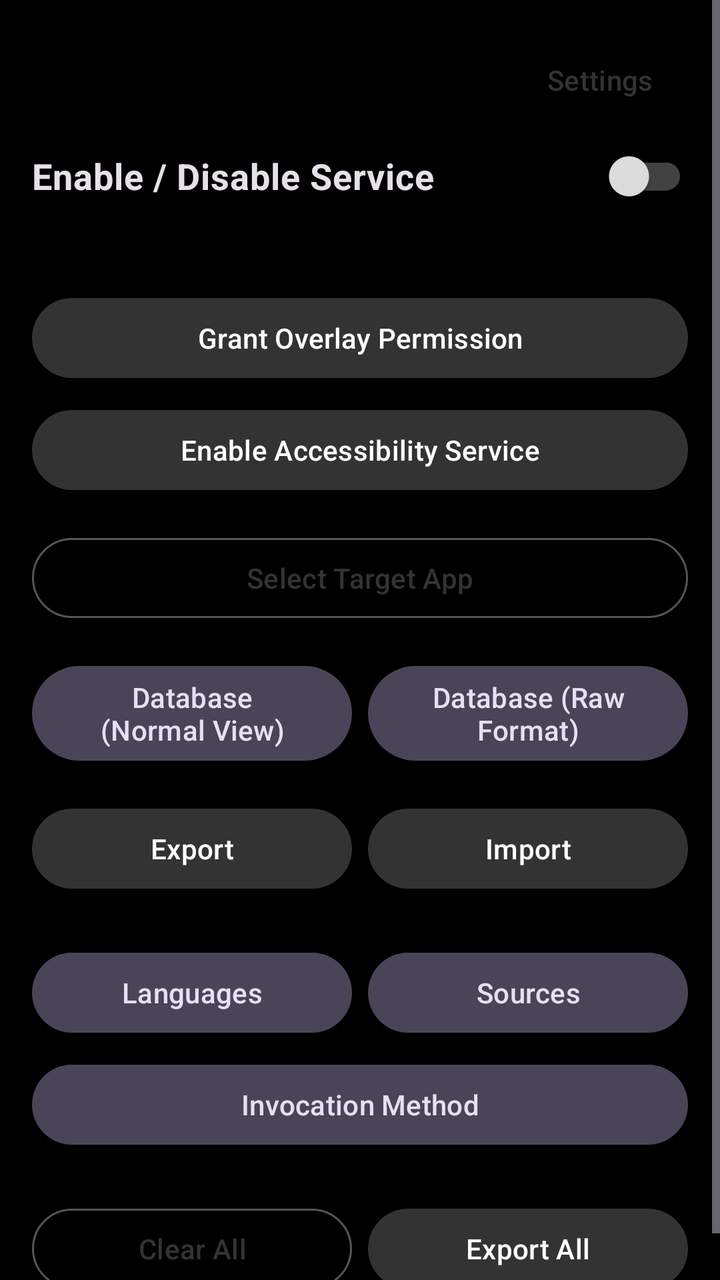
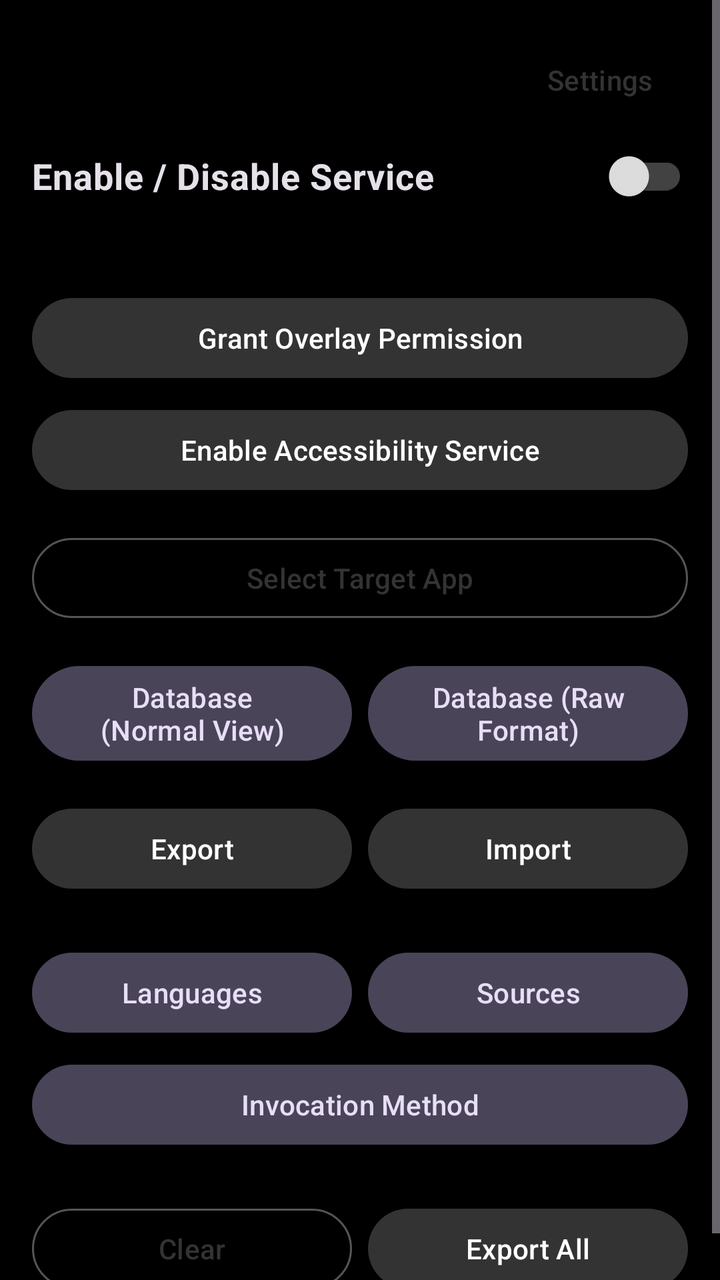

Compare the two renders of this Android layout. The source of the first and the diff that turns it into the second are given below.
<!-- AndroidManifest.xml: application theme Theme.AnEn -->
<!-- res/layout/activity_main.xml -->
<?xml version="1.0" encoding="utf-8"?>
<ScrollView xmlns:android="http://schemas.android.com/apk/res/android"
    xmlns:app="http://schemas.android.com/apk/res-auto"
    android:layout_width="match_parent"
    android:layout_height="match_parent"
    android:fillViewport="true">

    <LinearLayout
        android:layout_width="match_parent"
        android:layout_height="wrap_content"
        android:orientation="vertical"
        android:padding="16dp">

        
        <LinearLayout
            android:layout_width="match_parent"
            android:layout_height="wrap_content"
            android:gravity="end"
            android:orientation="horizontal">

            <com.google.android.material.button.MaterialButton
                android:id="@+id/btnSettings"
                style="@style/Widget.Material3.Button.TextButton"
                android:layout_width="wrap_content"
                android:layout_height="wrap_content"
                android:text="@string/btn_settings" />
        </LinearLayout>

        <com.google.android.material.switchmaterial.SwitchMaterial
            android:id="@+id/switchService"
            android:layout_width="match_parent"
            android:layout_height="wrap_content"
            android:text="@string/service_toggle_label"
            android:textSize="18sp"
            android:textStyle="bold"
            app:thumbTint="@color/switch_thumb"
            app:trackTint="@color/switch_track" />

        <View
            android:layout_width="match_parent"
            android:layout_height="1dp"
            android:layout_marginTop="16dp"
            android:layout_marginBottom="16dp"
            android:background="?attr/colorControlNormal" />

        
        <com.google.android.material.button.MaterialButton
            android:id="@+id/btnOverlayPermission"
            android:layout_width="match_parent"
            android:layout_height="wrap_content"
            android:text="@string/btn_grant_overlay"
            android:layout_marginBottom="8dp" />

        <com.google.android.material.button.MaterialButton
            android:id="@+id/btnAccessibilityPermission"
            android:layout_width="match_parent"
            android:layout_height="wrap_content"
            android:text="@string/btn_grant_accessibility"
            android:layout_marginBottom="16dp" />

        
        <com.google.android.material.button.MaterialButton
            android:id="@+id/btnSelectApp"
            style="@style/Widget.Material3.Button.OutlinedButton"
            android:layout_width="match_parent"
            android:layout_height="wrap_content"
            android:text="@string/btn_select_app"
            android:layout_marginBottom="16dp" />

        
        <LinearLayout
            android:layout_width="match_parent"
            android:layout_height="wrap_content"
            android:orientation="horizontal"
            android:layout_marginBottom="16dp">

            <com.google.android.material.button.MaterialButton
                android:id="@+id/btnDbNormal"
                style="@style/Widget.Material3.Button.TonalButton"
                android:layout_width="0dp"
                android:layout_height="wrap_content"
                android:layout_weight="1"
                android:layout_marginEnd="4dp"
                android:text="@string/btn_db_normal" />

            <com.google.android.material.button.MaterialButton
                android:id="@+id/btnDbRaw"
                style="@style/Widget.Material3.Button.TonalButton"
                android:layout_width="0dp"
                android:layout_height="wrap_content"
                android:layout_weight="1"
                android:layout_marginStart="4dp"
                android:text="@string/btn_db_raw" />
        </LinearLayout>

        
        <LinearLayout
            android:layout_width="match_parent"
            android:layout_height="wrap_content"
            android:orientation="horizontal"
            android:layout_marginBottom="24dp">

            <com.google.android.material.button.MaterialButton
                android:id="@+id/btnExport"
                android:layout_width="0dp"
                android:layout_height="wrap_content"
                android:layout_weight="1"
                android:layout_marginEnd="4dp"
                android:text="@string/btn_export" />

            <com.google.android.material.button.MaterialButton
                android:id="@+id/btnImport"
                android:layout_width="0dp"
                android:layout_height="wrap_content"
                android:layout_weight="1"
                android:layout_marginStart="4dp"
                android:text="@string/btn_import" />
        </LinearLayout>

        
        <LinearLayout
            android:layout_width="match_parent"
            android:layout_height="wrap_content"
            android:orientation="horizontal"
            android:layout_marginBottom="8dp">

            <com.google.android.material.button.MaterialButton
                android:id="@+id/btnLanguages"
                style="@style/Widget.Material3.Button.TonalButton"
                android:layout_width="0dp"
                android:layout_height="wrap_content"
                android:layout_weight="1"
                android:layout_marginEnd="4dp"
                android:text="Languages" />

            <com.google.android.material.button.MaterialButton
                android:id="@+id/btnSources"
                style="@style/Widget.Material3.Button.TonalButton"
                android:layout_width="0dp"
                android:layout_height="wrap_content"
                android:layout_weight="1"
                android:layout_marginStart="4dp"
                android:text="Sources" />
        </LinearLayout>

        
        <com.google.android.material.button.MaterialButton
            android:id="@+id/btnInvocationMethod"
            style="@style/Widget.Material3.Button.TonalButton"
            android:layout_width="match_parent"
            android:layout_height="wrap_content"
            android:layout_marginBottom="24dp"
            android:text="@string/btn_invocation_method" />

        <Space
            android:layout_width="match_parent"
            android:layout_height="0dp"
            android:layout_weight="1" />



        
        <LinearLayout
            android:layout_width="match_parent"
            android:layout_height="wrap_content"
            android:orientation="horizontal">

            <com.google.android.material.button.MaterialButton
                android:id="@+id/btnClearAll"
                style="@style/Widget.Material3.Button.OutlinedButton"
                android:layout_width="0dp"
                android:layout_height="wrap_content"
                android:layout_weight="1"
                android:layout_marginEnd="4dp"
                android:text="@string/btn_clear_all" />

            <com.google.android.material.button.MaterialButton
                android:id="@+id/btnExportAll"
                android:layout_width="0dp"
                android:layout_height="wrap_content"
                android:layout_weight="1"
                android:layout_marginStart="4dp"
                android:text="@string/btn_export_all" />
        </LinearLayout>

    </LinearLayout>
</ScrollView>
<!-- resources referenced by this layout -->
<resources>
  <string name="btn_clear_all">Clear All</string>
  <string name="btn_db_normal">Database (Normal View)</string>
  <string name="btn_db_raw">Database (Raw Format)</string>
  <string name="btn_export">Export</string>
  <string name="btn_export_all">Export All</string>
  <string name="btn_grant_accessibility">Enable Accessibility Service</string>
  <string name="btn_grant_overlay">Grant Overlay Permission</string>
  <string name="btn_import">Import</string>
  <string name="btn_invocation_method">Invocation Method</string>
  <string name="btn_select_app">Select Target App</string>
  <string name="btn_settings">Settings</string>
  <string name="service_toggle_label">Enable / Disable Service</string>
  <style name="Theme.AnEn" parent="Theme.Material3.Dark.NoActionBar">
          <item name="colorPrimary">@color/mono_primary</item>
          <item name="colorOnPrimary">@color/white</item>
          <item name="colorSecondary">@color/mono_secondary</item>
          <item name="colorOnSecondary">@color/white</item>
          <item name="colorTertiary">@color/mono_secondary</item>
          <item name="colorSurface">@color/mono_surface</item>
          <item name="colorOnSurface">@color/white</item>
          <item name="colorSurfaceVariant">@color/mono_primary</item>
          <item name="colorOnSurfaceVariant">@color/white</item>
          <item name="colorOutline">@color/mono_secondary</item>
          <item name="android:windowBackground">@color/mono_bg</item>
      </style>
  <color name="mono_primary">#333333</color>
  <color name="white">#FFFFFFFF</color>
  <color name="mono_secondary">#555555</color>
  <color name="mono_surface">#1E1E1E</color>
  <color name="mono_bg">#000000</color>
</resources>

<!-- the commit's change to res/layout/activity_main.xml (unified diff, before → after) -->
@@ -172,7 +172,7 @@
                 android:layout_height="wrap_content"
                 android:layout_weight="1"
                 android:layout_marginEnd="4dp"
-                android:text="@string/btn_clear_all" />
+                android:text="@string/btn_clear" />
 
             <com.google.android.material.button.MaterialButton
                 android:id="@+id/btnExportAll"
<!-- resource entries referenced after the edit -->
@@ -1,6 +1,6 @@
 <!-- resources referenced by this layout -->
 <resources>
-  <string name="btn_clear_all">Clear All</string>
+  <string name="btn_clear">Clear</string>
   <string name="btn_db_normal">Database (Normal View)</string>
   <string name="btn_db_raw">Database (Raw Format)</string>
   <string name="btn_export">Export</string>
@@ -12,7 +12,7 @@
   <string name="btn_select_app">Select Target App</string>
   <string name="btn_settings">Settings</string>
   <string name="service_toggle_label">Enable / Disable Service</string>
-  <style name="Theme.AnEn" parent="Theme.Material3.Dark.NoActionBar">
+  <style name="Theme.AnEn" parent="Theme.Material3.Dark.NoActionBar"> tools:targetApi="31"&gt;
           <item name="colorPrimary">@color/mono_primary</item>
           <item name="colorOnPrimary">@color/white</item>
           <item name="colorSecondary">@color/mono_secondary</item>
@@ -24,11 +24,14 @@
           <item name="colorOnSurfaceVariant">@color/white</item>
           <item name="colorOutline">@color/mono_secondary</item>
           <item name="android:windowBackground">@color/mono_bg</item>
+          <item name="android:windowSplashScreenAnimatedIcon" tools:ignore="NewApi">@mipmap/ic_launcher_foreground</item>
+          <item name="android:windowSplashScreenIconBackgroundColor" tools:ignore="NewApi">@color/black</item>
       </style>
   <color name="mono_primary">#333333</color>
   <color name="white">#FFFFFFFF</color>
   <color name="mono_secondary">#555555</color>
   <color name="mono_surface">#1E1E1E</color>
   <color name="mono_bg">#000000</color>
+  <color name="black">#FF000000</color>
 </resources>
 
